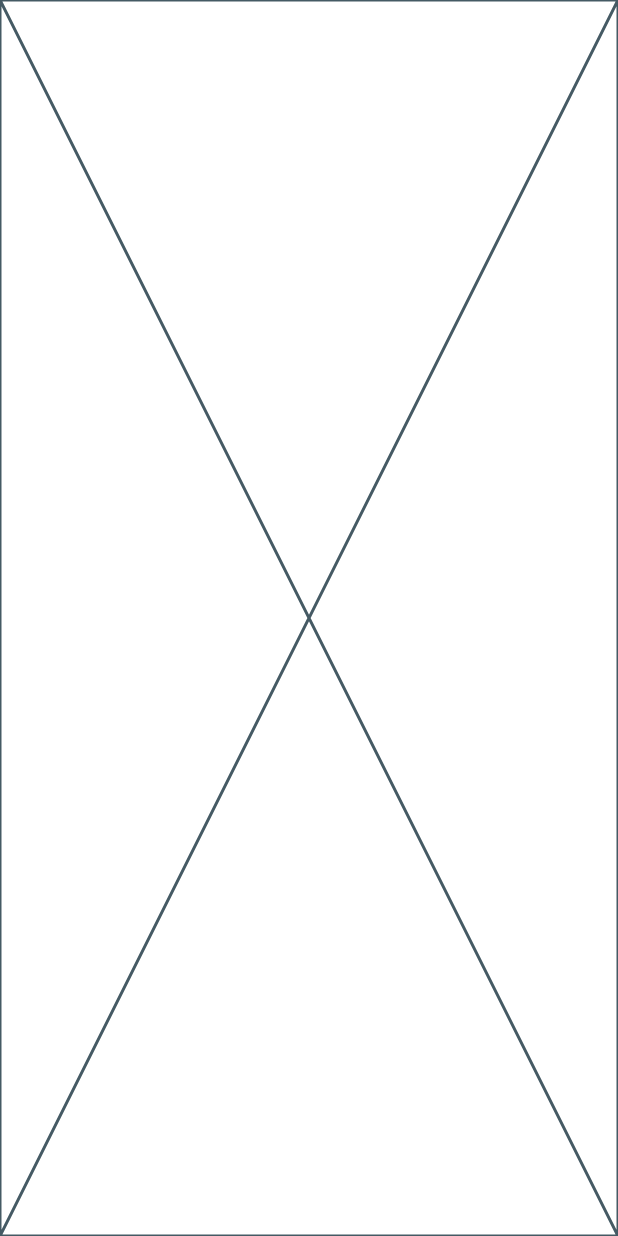
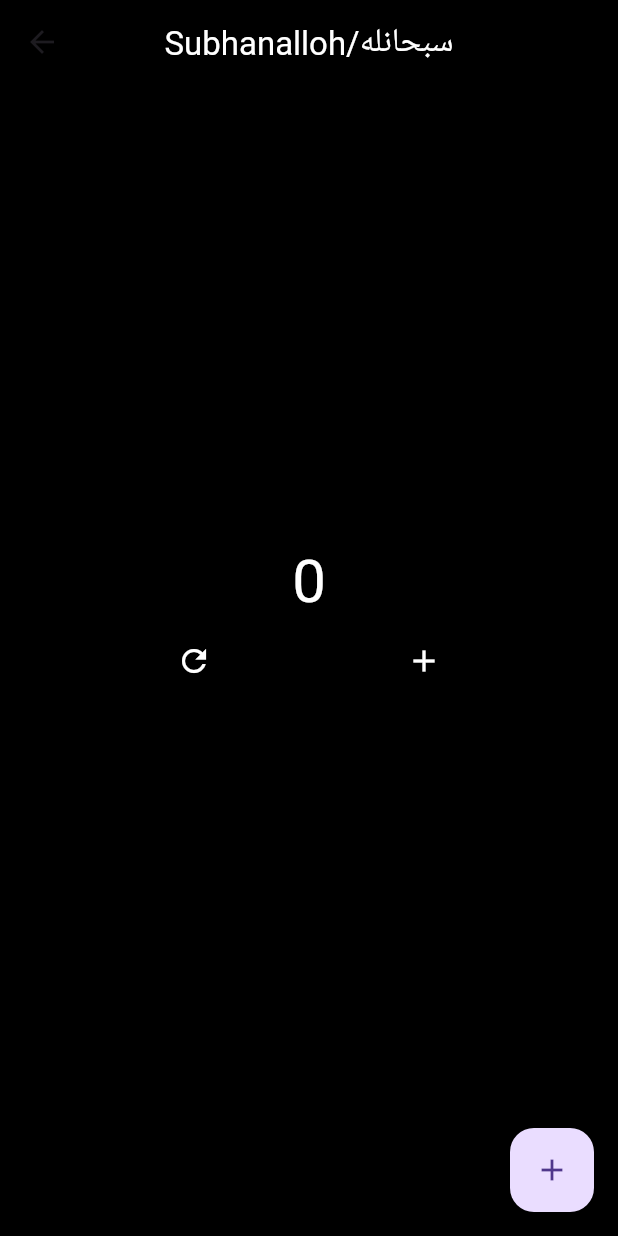
Before and after one commit to Muhammadali-uz/Jamoviy-ish, a Flutter app: the screen it shows after launch, after a tap on "Muhammadali", on a phone screen of 412 x 824 dp. Run offline on Flutter 3.47's test engine with Material 3 defaults, Android fonts, the phone set to English and light mode, and no system bars.

Commit message:
Muhammadali sahifasi toldirildi

```diff
--- a/jamoviy_ish_no1/lib/Muhammadali.dart
+++ b/jamoviy_ish_no1/lib/Muhammadali.dart
@@ -1,5 +1,4 @@
 import 'package:flutter/material.dart';
-
 class Muhammadali extends StatefulWidget {
   const Muhammadali({super.key});
 
@@ -8,8 +7,139 @@ class Muhammadali extends StatefulWidget {
 }
 
 class _MuhammadaliState extends State<Muhammadali> {
+  TextEditingController te = TextEditingController();
+  int raqam = 0;
+  String txt = "Subhanalloh/سبحانله";
+  int sont = 1;
+  void fun1() {
+    setState(() {
+      if (raqam < 143) {
+        raqam++;
+      } ;
+       if (raqam - 33 == 0) {
+        txt = "Alhamdulillah/الحمد لله";
+      } else if (raqam - 66 == 0) {
+        txt = "Allohu akbar/الله أكبر";
+      } else if (raqam - 99 == 0) {
+        txt = "La Ilaha Illalloh/لا إله اللله";
+      } else if (sont == 2 && raqam - 110 == 0) {
+        txt = te.text.isNotEmpty ? te.text : txt;
+      }
+    });
+  }
+
+  void fun2() {
+    setState(() {
+      raqam = 0;
+      txt = "Subhanalloh/سبحانله";
+    });
+  }
   @override
   Widget build(BuildContext context) {
-    return const Placeholder();
+
+    return Scaffold(
+      backgroundColor: Colors.black,
+      extendBodyBehindAppBar: true,
+      appBar: AppBar(
+        centerTitle: true,
+        backgroundColor: Colors.transparent,
+        title: Text(
+          txt,
+          style: TextStyle(color: Colors.white),
+        ),
+      ),
+      body: Column(
+        mainAxisAlignment: MainAxisAlignment.center,
+        children: [
+          Row(
+            mainAxisAlignment: MainAxisAlignment.center,
+            children: [
+              Text(
+                "$raqam",
+                style: TextStyle(
+                  fontSize: 40,
+                 color: Colors.white
+                ),
+              ),
+            ],
+          ),
+          Row(
+            mainAxisAlignment: MainAxisAlignment.spaceEvenly,
+            children: [
+              IconButton(
+                onPressed: () {
+                  fun2();
+                },
+                icon: Icon(
+                  Icons.refresh,
+                  color: Colors.white,
+                ),
+              ),
+              IconButton(
+                onPressed: () {
+                  fun1();
+                },
+                icon: Icon(
+                  Icons.add,
+                  color: Colors.white,
+                ),
+              ),
+            ],
+          )
+        ],
+      ),
+      floatingActionButton: FloatingActionButton(
+        onPressed: () {
+          showDialog(
+              context: context,
+              builder: (context) => Container(
+                    child: AlertDialog(
+                      backgroundColor: Colors.grey.shade900,
+                      title: Text(
+                        "Qo`shimcha Tasbehlar Kiriting",
+                        style: TextStyle(color: Colors.white),
+                      ),
+                      content: Container(
+                        width: double.infinity,
+                        height: 100,
+                        child: Column(
+                          children: [
+                            Text(
+                              "Diqqat: Kiritilgan tasbehlar 110(bir yuzi o`n)dan keyin ko`rinadi",
+                              style: TextStyle(
+                                color: Colors.grey,
+                              ),
+                            ),
+                            TextField(
+                              controller: te,
+                              style: TextStyle(color: Colors.white),
+                              decoration: InputDecoration(
+                                border: OutlineInputBorder(),
+                              ),
+                            ),
+                          ],
+                        ),
+                      ),
+                      actions: [
+                        TextButton(
+                          onPressed: () {
+                            sont = 2;
+                            Navigator.pop(context);
+                          },
+                          child: Text("OK"),
+                        ),
+                        TextButton(
+                          onPressed: () {
+                            Navigator.pop(context);
+                          },
+                          child: Text("Cencel"),
+                        ),
+                      ],
+                    ),
+                  ));
+        },
+        child: Icon(Icons.add),
+      ),
+    );
   }
 }
```
